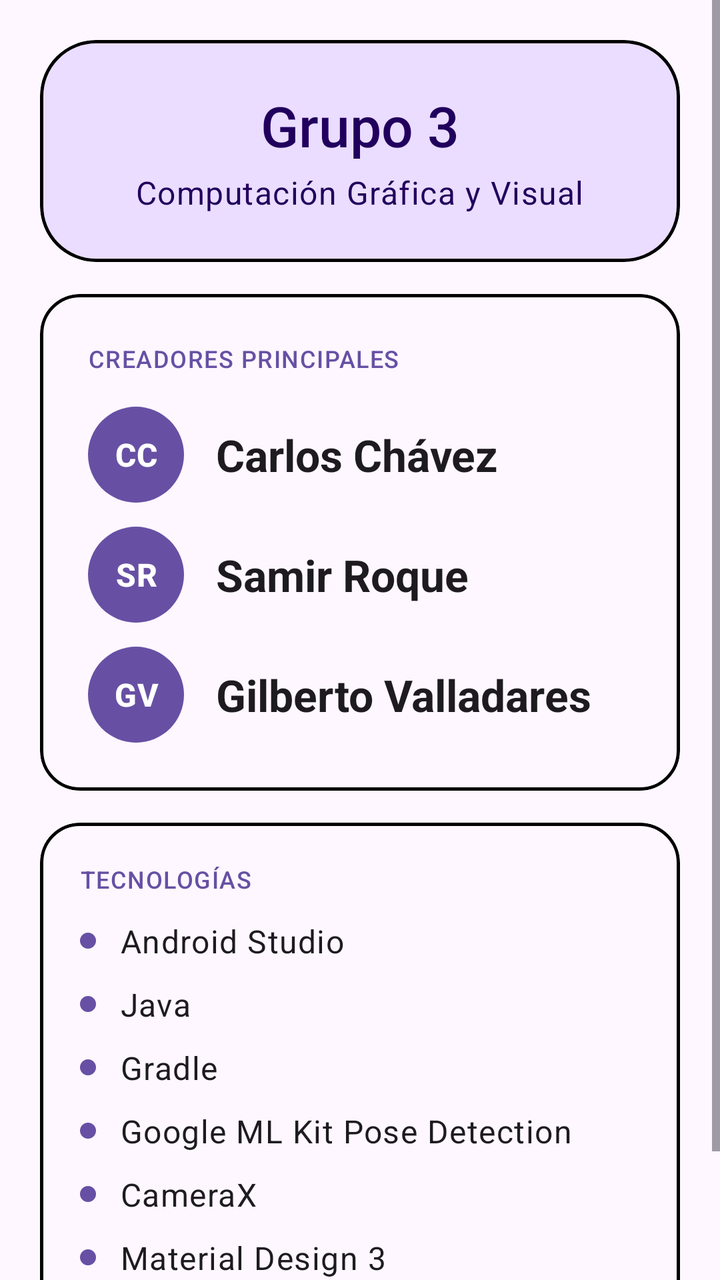
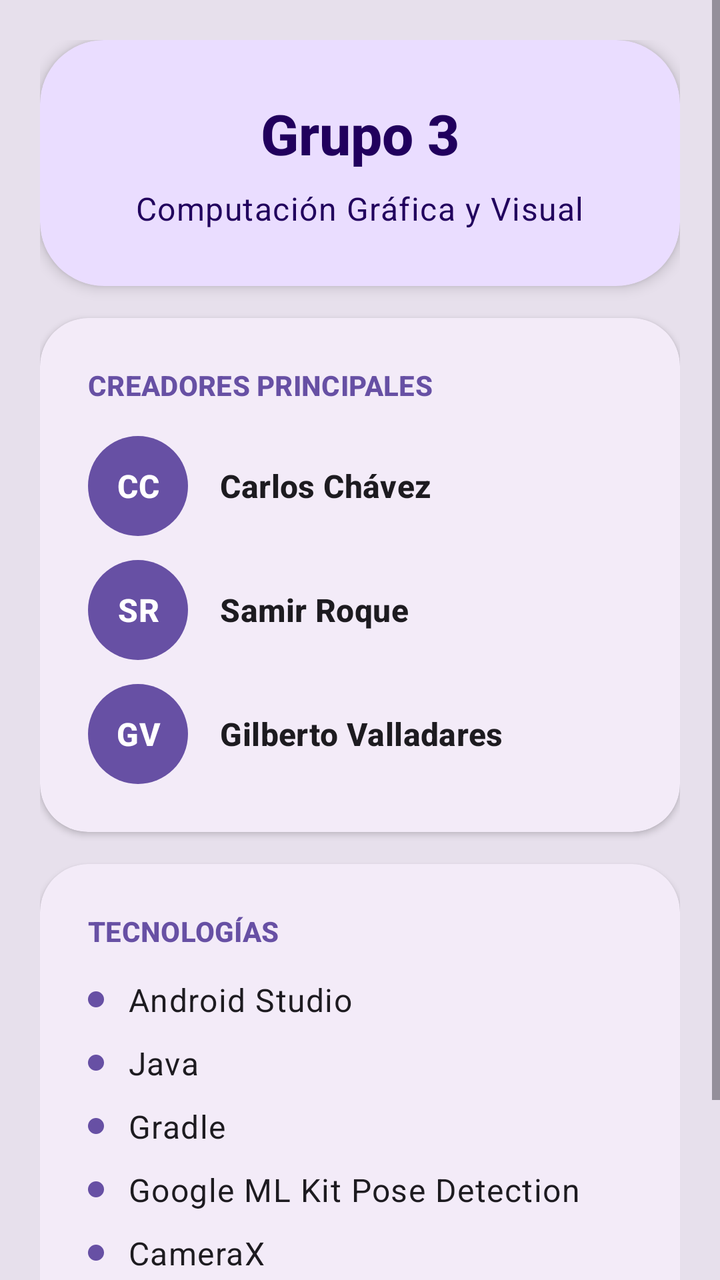

Compare the two renders of this Android layout. The source of the first and the diff that turns it into the second are given below.
<!-- AndroidManifest.xml: application theme Theme.SignTranslator -->
<!-- res/layout/activity_credits.xml -->
<?xml version="1.0" encoding="utf-8"?>
<ScrollView xmlns:android="http://schemas.android.com/apk/res/android"
    xmlns:app="http://schemas.android.com/apk/res-auto"
    android:layout_width="match_parent"
    android:layout_height="match_parent"
    android:fillViewport="true">

    <LinearLayout
        android:layout_width="match_parent"
        android:layout_height="wrap_content"
        android:orientation="vertical"
        android:padding="20dp">

        
        <com.google.android.material.card.MaterialCardView
            style="@style/Widget.Material3.CardView.Filled"
            android:layout_width="match_parent"
            android:layout_height="wrap_content"
            app:cardBackgroundColor="?attr/colorPrimaryContainer"
            app:cardCornerRadius="28dp"
            app:strokeColor="@color/app_border"
            app:strokeWidth="1.5dp">

            <LinearLayout
                android:layout_width="match_parent"
                android:layout_height="wrap_content"
                android:gravity="center"
                android:orientation="vertical"
                android:padding="24dp">

                <TextView
                    android:layout_width="wrap_content"
                    android:layout_height="wrap_content"
                    android:fontFamily="sans-serif-medium"
                    android:text="@string/credits_group"
                    android:textAppearance="?attr/textAppearanceHeadlineMedium"
                    android:textColor="?attr/colorOnPrimaryContainer" />

                <TextView
                    android:layout_width="wrap_content"
                    android:layout_height="wrap_content"
                    android:layout_marginTop="4dp"
                    android:text="@string/credits_course"
                    android:textAppearance="?attr/textAppearanceBodyLarge"
                    android:textColor="?attr/colorOnPrimaryContainer" />
            </LinearLayout>
        </com.google.android.material.card.MaterialCardView>

        
        <com.google.android.material.card.MaterialCardView
            style="@style/Widget.Material3.CardView.Outlined"
            android:layout_width="match_parent"
            android:layout_height="wrap_content"
            android:layout_marginTop="16dp"
            app:cardCornerRadius="20dp"
            app:strokeColor="@color/app_border"
            app:strokeWidth="1.5dp">

            <LinearLayout
                android:layout_width="match_parent"
                android:layout_height="wrap_content"
                android:orientation="vertical"
                android:padding="24dp">

                <TextView
                    android:layout_width="wrap_content"
                    android:layout_height="wrap_content"
                    android:text="@string/credits_creators_label"
                    android:textAppearance="?attr/textAppearanceLabelMedium"
                    android:textColor="?attr/colorPrimary" />

                
                <LinearLayout
                    android:layout_width="match_parent"
                    android:layout_height="wrap_content"
                    android:layout_marginTop="16dp"
                    android:gravity="center_vertical"
                    android:orientation="horizontal">

                    <TextView
                        android:layout_width="48dp"
                        android:layout_height="48dp"
                        android:background="@drawable/bg_avatar"
                        android:gravity="center"
                        android:text="CC"
                        android:textAppearance="?attr/textAppearanceTitleMedium"
                        android:textColor="?attr/colorOnPrimary"
                        android:textStyle="bold" />

                    <TextView
                        android:layout_width="wrap_content"
                        android:layout_height="wrap_content"
                        android:layout_marginStart="16dp"
                        android:text="@string/credits_creator_1"
                        android:textAppearance="?attr/textAppearanceTitleLarge"
                        android:textColor="?attr/colorOnSurface"
                        android:textStyle="bold" />
                </LinearLayout>

                <LinearLayout
                    android:layout_width="match_parent"
                    android:layout_height="wrap_content"
                    android:layout_marginTop="12dp"
                    android:gravity="center_vertical"
                    android:orientation="horizontal">

                    <TextView
                        android:layout_width="48dp"
                        android:layout_height="48dp"
                        android:background="@drawable/bg_avatar"
                        android:gravity="center"
                        android:text="SR"
                        android:textAppearance="?attr/textAppearanceTitleMedium"
                        android:textColor="?attr/colorOnPrimary"
                        android:textStyle="bold" />

                    <TextView
                        android:layout_width="wrap_content"
                        android:layout_height="wrap_content"
                        android:layout_marginStart="16dp"
                        android:text="@string/credits_creator_2"
                        android:textAppearance="?attr/textAppearanceTitleLarge"
                        android:textColor="?attr/colorOnSurface"
                        android:textStyle="bold" />
                </LinearLayout>

                <LinearLayout
                    android:layout_width="match_parent"
                    android:layout_height="wrap_content"
                    android:layout_marginTop="12dp"
                    android:gravity="center_vertical"
                    android:orientation="horizontal">

                    <TextView
                        android:layout_width="48dp"
                        android:layout_height="48dp"
                        android:background="@drawable/bg_avatar"
                        android:gravity="center"
                        android:text="GV"
                        android:textAppearance="?attr/textAppearanceTitleMedium"
                        android:textColor="?attr/colorOnPrimary"
                        android:textStyle="bold" />

                    <TextView
                        android:layout_width="wrap_content"
                        android:layout_height="wrap_content"
                        android:layout_marginStart="16dp"
                        android:text="@string/credits_creator_3"
                        android:textAppearance="?attr/textAppearanceTitleLarge"
                        android:textColor="?attr/colorOnSurface"
                        android:textStyle="bold" />
                </LinearLayout>
            </LinearLayout>
        </com.google.android.material.card.MaterialCardView>

        
        <com.google.android.material.card.MaterialCardView
            style="@style/Widget.Material3.CardView.Outlined"
            android:layout_width="match_parent"
            android:layout_height="wrap_content"
            android:layout_marginTop="16dp"
            app:cardCornerRadius="20dp"
            app:strokeColor="@color/app_border"
            app:strokeWidth="1.5dp">

            <LinearLayout
                android:layout_width="match_parent"
                android:layout_height="wrap_content"
                android:orientation="vertical"
                android:padding="20dp">

                <TextView
                    android:layout_width="wrap_content"
                    android:layout_height="wrap_content"
                    android:text="@string/credits_tech_label"
                    android:textAppearance="?attr/textAppearanceLabelMedium"
                    android:textColor="?attr/colorPrimary" />

                
                <LinearLayout
                    android:layout_width="match_parent"
                    android:layout_height="wrap_content"
                    android:layout_marginTop="12dp"
                    android:gravity="center_vertical"
                    android:orientation="horizontal">

                    <View
                        android:layout_width="8dp"
                        android:layout_height="8dp"
                        android:background="@drawable/bg_avatar" />

                    <TextView
                        android:layout_width="wrap_content"
                        android:layout_height="wrap_content"
                        android:layout_marginStart="12dp"
                        android:text="@string/credits_tech_1"
                        android:textAppearance="?attr/textAppearanceBodyLarge"
                        android:textColor="?attr/colorOnSurface" />
                </LinearLayout>

                <LinearLayout
                    android:layout_width="match_parent"
                    android:layout_height="wrap_content"
                    android:layout_marginTop="10dp"
                    android:gravity="center_vertical"
                    android:orientation="horizontal">

                    <View
                        android:layout_width="8dp"
                        android:layout_height="8dp"
                        android:background="@drawable/bg_avatar" />

                    <TextView
                        android:layout_width="wrap_content"
                        android:layout_height="wrap_content"
                        android:layout_marginStart="12dp"
                        android:text="@string/credits_tech_2"
                        android:textAppearance="?attr/textAppearanceBodyLarge"
                        android:textColor="?attr/colorOnSurface" />
                </LinearLayout>

                <LinearLayout
                    android:layout_width="match_parent"
                    android:layout_height="wrap_content"
                    android:layout_marginTop="10dp"
                    android:gravity="center_vertical"
                    android:orientation="horizontal">

                    <View
                        android:layout_width="8dp"
                        android:layout_height="8dp"
                        android:background="@drawable/bg_avatar" />

                    <TextView
                        android:layout_width="wrap_content"
                        android:layout_height="wrap_content"
                        android:layout_marginStart="12dp"
                        android:text="@string/credits_tech_3"
                        android:textAppearance="?attr/textAppearanceBodyLarge"
                        android:textColor="?attr/colorOnSurface" />
                </LinearLayout>

                <LinearLayout
                    android:layout_width="match_parent"
                    android:layout_height="wrap_content"
                    android:layout_marginTop="10dp"
                    android:gravity="center_vertical"
                    android:orientation="horizontal">

                    <View
                        android:layout_width="8dp"
                        android:layout_height="8dp"
                        android:background="@drawable/bg_avatar" />

                    <TextView
                        android:layout_width="wrap_content"
                        android:layout_height="wrap_content"
                        android:layout_marginStart="12dp"
                        android:text="@string/credits_tech_4"
                        android:textAppearance="?attr/textAppearanceBodyLarge"
                        android:textColor="?attr/colorOnSurface" />
                </LinearLayout>

                <LinearLayout
                    android:layout_width="match_parent"
                    android:layout_height="wrap_content"
                    android:layout_marginTop="10dp"
                    android:gravity="center_vertical"
                    android:orientation="horizontal">

                    <View
                        android:layout_width="8dp"
                        android:layout_height="8dp"
                        android:background="@drawable/bg_avatar" />

                    <TextView
                        android:layout_width="wrap_content"
                        android:layout_height="wrap_content"
                        android:layout_marginStart="12dp"
                        android:text="@string/credits_tech_5"
                        android:textAppearance="?attr/textAppearanceBodyLarge"
                        android:textColor="?attr/colorOnSurface" />
                </LinearLayout>

                <LinearLayout
                    android:layout_width="match_parent"
                    android:layout_height="wrap_content"
                    android:layout_marginTop="10dp"
                    android:gravity="center_vertical"
                    android:orientation="horizontal">

                    <View
                        android:layout_width="8dp"
                        android:layout_height="8dp"
                        android:background="@drawable/bg_avatar" />

                    <TextView
                        android:layout_width="wrap_content"
                        android:layout_height="wrap_content"
                        android:layout_marginStart="12dp"
                        android:text="@string/credits_tech_6"
                        android:textAppearance="?attr/textAppearanceBodyLarge"
                        android:textColor="?attr/colorOnSurface" />
                </LinearLayout>

                <LinearLayout
                    android:layout_width="match_parent"
                    android:layout_height="wrap_content"
                    android:layout_marginTop="10dp"
                    android:gravity="center_vertical"
                    android:orientation="horizontal">

                    <View
                        android:layout_width="8dp"
                        android:layout_height="8dp"
                        android:background="@drawable/bg_avatar" />

                    <TextView
                        android:layout_width="wrap_content"
                        android:layout_height="wrap_content"
                        android:layout_marginStart="12dp"
                        android:text="@string/credits_tech_7"
                        android:textAppearance="?attr/textAppearanceBodyLarge"
                        android:textColor="?attr/colorOnSurface" />
                </LinearLayout>
            </LinearLayout>
        </com.google.android.material.card.MaterialCardView>

    </LinearLayout>
</ScrollView>
<!-- resources referenced by this layout -->
<resources>
  <color name="app_border">@color/black</color>
  <!-- drawable bg_avatar (drawable) -->
  <?xml version="1.0" encoding="utf-8"?>
  <shape xmlns:android="http://schemas.android.com/apk/res/android"
      android:shape="oval">
      <solid android:color="?attr/colorPrimary" />
  </shape>
  <string name="credits_course">Computación Gráfica y Visual</string>
  <string name="credits_creator_1">Carlos Chávez</string>
  <string name="credits_creator_2">Samir Roque</string>
  <string name="credits_creator_3">Gilberto Valladares</string>
  <string name="credits_creators_label">CREADORES PRINCIPALES</string>
  <string name="credits_group">Grupo 3</string>
  <string name="credits_tech_1">Android Studio</string>
  <string name="credits_tech_2">Java</string>
  <string name="credits_tech_3">Gradle</string>
  <string name="credits_tech_4">Google ML Kit Pose Detection</string>
  <string name="credits_tech_5">CameraX</string>
  <string name="credits_tech_6">Material Design 3</string>
  <string name="credits_tech_7">TextToSpeech</string>
  <string name="credits_tech_label">TECNOLOGÍAS</string>
  <style name="Theme.SignTranslator" parent="Theme.Material3.DayNight">
          <item name="colorPrimary">@color/purple_primary</item>
          <item name="colorOnPrimary">@color/purple_on_primary</item>
          <item name="colorPrimaryContainer">@color/purple_container</item>
          <item name="colorOnPrimaryContainer">@color/purple_on_container</item>
          <item name="colorSecondary">@color/purple_secondary</item>
      </style>
  <color name="black">#FF000000</color>
  <color name="purple_primary">#6750A4</color>
  <color name="purple_on_primary">#FFFFFFFF</color>
  <color name="purple_container">#EADDFF</color>
  <color name="purple_on_container">#21005D</color>
  <color name="purple_secondary">#625B71</color>
</resources>

<!-- the commit's change to res/layout/activity_credits.xml (unified diff, before → after) -->
@@ -3,6 +3,7 @@
     xmlns:app="http://schemas.android.com/apk/res-auto"
     android:layout_width="match_parent"
     android:layout_height="match_parent"
+    android:background="?attr/colorSurfaceVariant"
     android:fillViewport="true">
 
     <LinearLayout
@@ -17,16 +18,16 @@
             android:layout_width="match_parent"
             android:layout_height="wrap_content"
             app:cardBackgroundColor="?attr/colorPrimaryContainer"
-            app:cardCornerRadius="28dp"
-            app:strokeColor="@color/app_border"
-            app:strokeWidth="1.5dp">
+            app:cardCornerRadius="32dp"
+            app:cardElevation="4dp"
+            app:strokeWidth="0dp">
 
             <LinearLayout
                 android:layout_width="match_parent"
                 android:layout_height="wrap_content"
                 android:gravity="center"
                 android:orientation="vertical"
-                android:padding="24dp">
+                android:padding="28dp">
 
                 <TextView
                     android:layout_width="wrap_content"
@@ -34,12 +35,13 @@
                     android:fontFamily="sans-serif-medium"
                     android:text="@string/credits_group"
                     android:textAppearance="?attr/textAppearanceHeadlineMedium"
-                    android:textColor="?attr/colorOnPrimaryContainer" />
+                    android:textColor="?attr/colorOnPrimaryContainer"
+                    android:textStyle="bold" />
 
                 <TextView
                     android:layout_width="wrap_content"
                     android:layout_height="wrap_content"
-                    android:layout_marginTop="4dp"
+                    android:layout_marginTop="8dp"
                     android:text="@string/credits_course"
                     android:textAppearance="?attr/textAppearanceBodyLarge"
                     android:textColor="?attr/colorOnPrimaryContainer" />
@@ -48,13 +50,14 @@
 
         
         <com.google.android.material.card.MaterialCardView
-            style="@style/Widget.Material3.CardView.Outlined"
+            style="@style/Widget.Material3.CardView.Filled"
             android:layout_width="match_parent"
             android:layout_height="wrap_content"
             android:layout_marginTop="16dp"
-            app:cardCornerRadius="20dp"
-            app:strokeColor="@color/app_border"
-            app:strokeWidth="1.5dp">
+            app:cardBackgroundColor="?attr/colorSurface"
+            app:cardCornerRadius="24dp"
+            app:cardElevation="2dp"
+            app:strokeWidth="0dp">
 
             <LinearLayout
                 android:layout_width="match_parent"
@@ -66,8 +69,9 @@
                     android:layout_width="wrap_content"
                     android:layout_height="wrap_content"
                     android:text="@string/credits_creators_label"
-                    android:textAppearance="?attr/textAppearanceLabelMedium"
-                    android:textColor="?attr/colorPrimary" />
+                    android:textAppearance="?attr/textAppearanceLabelLarge"
+                    android:textColor="?attr/colorPrimary"
+                    android:textStyle="bold" />
 
                 
                 <LinearLayout
@@ -78,8 +82,8 @@
                     android:orientation="horizontal">
 
                     <TextView
-                        android:layout_width="48dp"
-                        android:layout_height="48dp"
+                        android:layout_width="50dp"
+                        android:layout_height="50dp"
                         android:background="@drawable/bg_avatar"
                         android:gravity="center"
                         android:text="CC"
@@ -92,11 +96,12 @@
                         android:layout_height="wrap_content"
                         android:layout_marginStart="16dp"
                         android:text="@string/credits_creator_1"
-                        android:textAppearance="?attr/textAppearanceTitleLarge"
+                        android:textAppearance="?attr/textAppearanceTitleMedium"
                         android:textColor="?attr/colorOnSurface"
                         android:textStyle="bold" />
                 </LinearLayout>
 
+                
                 <LinearLayout
                     android:layout_width="match_parent"
                     android:layout_height="wrap_content"
@@ -105,8 +110,8 @@
                     android:orientation="horizontal">
 
                     <TextView
-                        android:layout_width="48dp"
-                        android:layout_height="48dp"
+                        android:layout_width="50dp"
+                        android:layout_height="50dp"
                         android:background="@drawable/bg_avatar"
                         android:gravity="center"
                         android:text="SR"
@@ -119,11 +124,12 @@
                         android:layout_height="wrap_content"
                         android:layout_marginStart="16dp"
                         android:text="@string/credits_creator_2"
-                        android:textAppearance="?attr/textAppearanceTitleLarge"
+                        android:textAppearance="?attr/textAppearanceTitleMedium"
                         android:textColor="?attr/colorOnSurface"
                         android:textStyle="bold" />
                 </LinearLayout>
 
+                
                 <LinearLayout
                     android:layout_width="match_parent"
                     android:layout_height="wrap_content"
@@ -132,8 +138,8 @@
                     android:orientation="horizontal">
 
                     <TextView
-                        android:layout_width="48dp"
-                        android:layout_height="48dp"
+                        android:layout_width="50dp"
+                        android:layout_height="50dp"
                         android:background="@drawable/bg_avatar"
                         android:gravity="center"
                         android:text="GV"
@@ -146,7 +152,7 @@
                         android:layout_height="wrap_content"
                         android:layout_marginStart="16dp"
                         android:text="@string/credits_creator_3"
-                        android:textAppearance="?attr/textAppearanceTitleLarge"
+                        android:textAppearance="?attr/textAppearanceTitleMedium"
                         android:textColor="?attr/colorOnSurface"
                         android:textStyle="bold" />
                 </LinearLayout>
@@ -155,32 +161,34 @@
 
         
         <com.google.android.material.card.MaterialCardView
-            style="@style/Widget.Material3.CardView.Outlined"
+            style="@style/Widget.Material3.CardView.Filled"
             android:layout_width="match_parent"
             android:layout_height="wrap_content"
             android:layout_marginTop="16dp"
-            app:cardCornerRadius="20dp"
-            app:strokeColor="@color/app_border"
-            app:strokeWidth="1.5dp">
+            app:cardBackgroundColor="?attr/colorSurface"
+            app:cardCornerRadius="24dp"
+            app:cardElevation="2dp"
+            app:strokeWidth="0dp">
 
             <LinearLayout
                 android:layout_width="match_parent"
                 android:layout_height="wrap_content"
                 android:orientation="vertical"
-                android:padding="20dp">
+                android:padding="24dp">
 
                 <TextView
                     android:layout_width="wrap_content"
                     android:layout_height="wrap_content"
                     android:text="@string/credits_tech_label"
-                    android:textAppearance="?attr/textAppearanceLabelMedium"
-                    android:textColor="?attr/colorPrimary" />
+                    android:textAppearance="?attr/textAppearanceLabelLarge"
+                    android:textColor="?attr/colorPrimary"
+                    android:textStyle="bold" />
 
                 
                 <LinearLayout
                     android:layout_width="match_parent"
                     android:layout_height="wrap_content"
-                    android:layout_marginTop="12dp"
+                    android:layout_marginTop="14dp"
                     android:gravity="center_vertical"
                     android:orientation="horizontal">
 
<!-- resource entries referenced after the edit -->
@@ -1,6 +1,5 @@
 <!-- resources referenced by this layout -->
 <resources>
-  <color name="app_border">@color/black</color>
   <!-- drawable bg_avatar (drawable) -->
   <?xml version="1.0" encoding="utf-8"?>
   <shape xmlns:android="http://schemas.android.com/apk/res/android"
@@ -28,7 +27,6 @@
           <item name="colorOnPrimaryContainer">@color/purple_on_container</item>
           <item name="colorSecondary">@color/purple_secondary</item>
       </style>
-  <color name="black">#FF000000</color>
   <color name="purple_primary">#6750A4</color>
   <color name="purple_on_primary">#FFFFFFFF</color>
   <color name="purple_container">#EADDFF</color>
